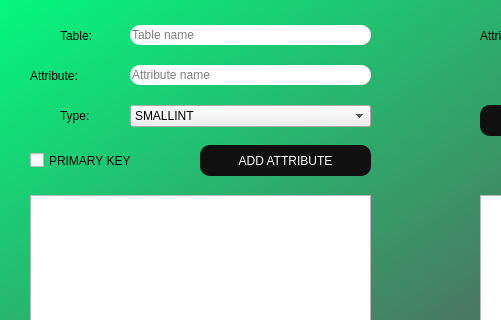
The window that GUI/bothWindow.ui (Solis-Steven/databaseProject2) describes before a commit, drawn with Qt 5; both pictures show x 0 to 501 and y 115 to 435 of the 800 by 600 pixel window.
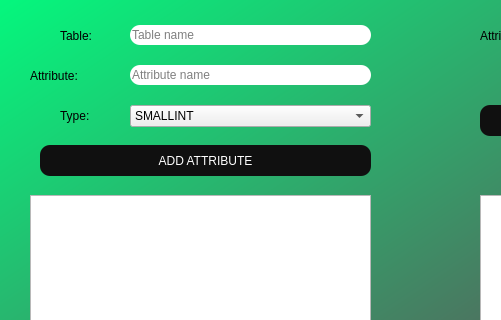
The same window after the commit.

Commit message: checkbox deleted

```diff
--- a/GUI/bothWindow.ui
+++ b/GUI/bothWindow.ui
@@ -174,28 +174,12 @@
      <string>Table name</string>
     </property>
    </widget>
-   <widget class="QCheckBox" name="chbPrimaryKey">
-    <property name="geometry">
-     <rect>
-      <x>30</x>
-      <y>260</y>
-      <width>161</width>
-      <height>31</height>
-     </rect>
-    </property>
-    <property name="styleSheet">
-     <string notr="true">font: 16pt &quot;Arial&quot;;</string>
-    </property>
-    <property name="text">
-     <string>PRIMARY KEY</string>
-    </property>
-   </widget>
    <widget class="QPushButton" name="btnAddAttribute">
     <property name="geometry">
      <rect>
-      <x>200</x>
+      <x>40</x>
       <y>260</y>
-      <width>171</width>
+      <width>331</width>
       <height>31</height>
      </rect>
     </property>
```
